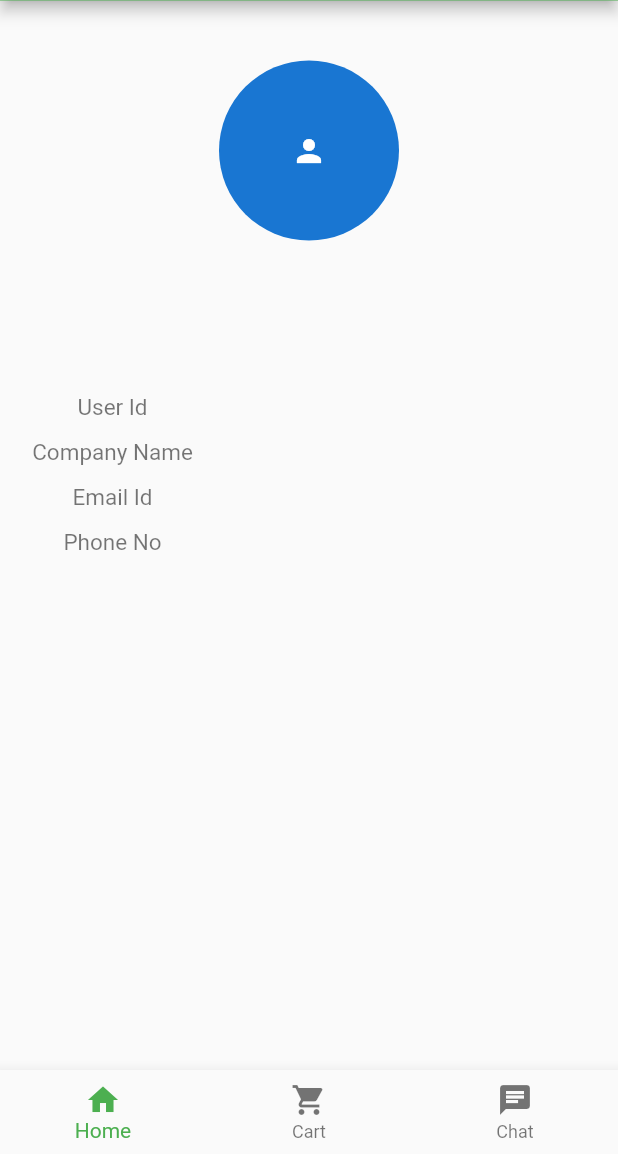
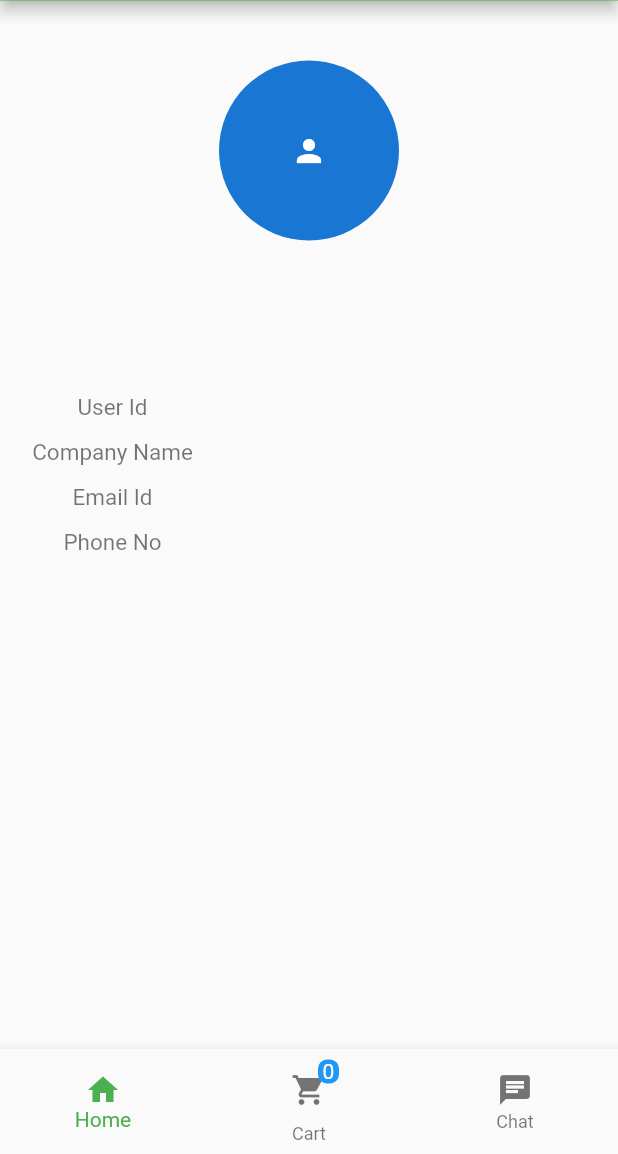
Before and after one commit to Ramya-B/Flutter-Mobile-App, a Flutter app: the CustomDrawer screen opened directly, after a tap on "Profile", on a phone screen of 412 x 824 dp, the part 82-1236 px from its top. Run offline on Flutter 3.47's test engine with Material 2 defaults, Android fonts, the phone set to English and light mode, and no system bars; our stand-ins replace shared_preferences; missing offline and left inert: mongo_dart; accounts and stored records are empty.

```diff
--- a/mobile_samples/lib/components/CustomBottomNavigationBar.dart
+++ b/mobile_samples/lib/components/CustomBottomNavigationBar.dart
@@ -5,23 +5,46 @@ import 'package:tradeleaves/components/chat/chat.dart';
 import 'package:tradeleaves/components/products/ProductsList.dart';
 import 'package:tradeleaves/components/CustomDrawer.dart';
 import 'package:tradeleaves/components/CustomAppBar.dart';
+import 'package:mongo_dart/mongo_dart.dart' show Db, DbCollection;
 
 class CustomNavBar extends StatefulWidget {
-  final selectedIndex ;
+  final selectedIndex;
+
   CustomNavBar({this.selectedIndex});
-  CustomNavBar getSelectedIndex(){
+
+  CustomNavBar getSelectedIndex() {
     return this.selectedIndex;
   }
+
   @override
   _CustomNavBarState createState() => _CustomNavBarState();
 }
 
 class _CustomNavBarState extends State<CustomNavBar> {
   int selectedIndex;
+  var cartItems = [];
+  var items;
+
+  getCartItems() async {
+    Db db = new Db("mongodb://192.168.241.214:27017/tlapp");
+    DbCollection coll;
+    await db.open();
+    print('fav records called..');
+    coll = db.collection("products");
+    await coll.find({'isCarted': true}).forEach((v) => this.cartItems.add(v));
+    setState(() {
+      this.items = this.cartItems.length;
+    });
+    print("cartItems...");
+    print(this.cartItems);
+    db.close();
+  }
+
   @override
-  // ignore: must_call_super
-  initState() {
+  void initState() {
+    getCartItems();
     selectedIndex = widget.selectedIndex;
+    super.initState();
   }
 
   void _onItemTapped(int index) {
@@ -33,12 +56,11 @@ class _CustomNavBarState extends State<CustomNavBar> {
               builder: (context) => new Scaffold(
                     appBar: CustomToolBar(),
                     body: Container(
-                    child: Products(category: 'all') ,
+                      child: Products(category: 'all'),
                     ),
                     bottomNavigationBar: CustomNavBar(selectedIndex: 0),
                     drawer: CustomDrawer(),
                   )));
-
         }
         break;
       case 1:
@@ -77,7 +99,7 @@ class _CustomNavBarState extends State<CustomNavBar> {
               builder: (context) => new Scaffold(
                     appBar: CustomToolBar(),
                     body: Container(
-                  child: Products(category: 'all') ,
+                      child: Products(category: 'all'),
                     ),
                     bottomNavigationBar: CustomNavBar(selectedIndex: 0),
                     drawer: CustomDrawer(),
@@ -90,14 +112,46 @@ class _CustomNavBarState extends State<CustomNavBar> {
     });
   }
 
-
   @override
   Widget build(BuildContext context) {
     return BottomNavigationBar(
       items: [
         BottomNavigationBarItem(icon: Icon(Icons.home), title: Text('Home')),
         BottomNavigationBarItem(
-            icon: Icon(Icons.shopping_cart), title: Text('Cart')),
+//            icon: Icon(Icons.shopping_cart), title: Text('Cart')),
+          title: new Text('Cart'),
+          icon: new Stack(children: <Widget>[
+            new Container(
+              child:  new Icon(Icons.shopping_cart),
+              height: 40,
+              width: 40,
+            ),
+            new Positioned(
+              // draw a red marble
+              top: 0.0,
+              right: 0.0,
+              child: new Container(
+//                padding: EdgeInsets.all(2),
+                decoration: new BoxDecoration(
+                  color: Colors.blue,
+                  borderRadius: BorderRadius.circular(6),
+                ),
+                constraints: BoxConstraints(
+                  minWidth: 14,
+                  minHeight: 14,
+                ),
+                child: Text(
+                  this.items.toString(),
+                  style: TextStyle(
+                    color: Colors.white,
+                    fontSize: 14,
+                  ),
+                  textAlign: TextAlign.center,
+                ),
+              ),
+            )
+          ]),
+        ),
         BottomNavigationBarItem(icon: Icon(Icons.chat), title: Text('Chat')),
       ],
       currentIndex: selectedIndex,
--- a/mobile_samples/lib/components/search/search.dart
+++ b/mobile_samples/lib/components/search/search.dart
@@ -1,6 +1,6 @@
 import 'package:flutter/cupertino.dart';
 import 'package:flutter/material.dart';
-import 'package:mongo_dart/mongo_dart.dart' show Db, DbCollection;
+import 'package:mongo_dart/mongo_dart.dart' show Db, DbCollection, where;
 import 'package:tradeleaves/components/CustomAppBar.dart';
 import 'package:tradeleaves/components/CustomBottomNavigationBar.dart';
 import 'package:tradeleaves/components/products/ProductsList.dart';
@@ -23,7 +23,8 @@ class _SearchItemsState extends State<SearchItems> {
     await db.open();
     print('keyword is' + this.keyword);
     coll = db.collection("products");
-   await coll.find({"productName" : this.keyword }).forEach((v) => prodList.add(v));
+  //   await coll.find({"productName" : this.keyword }).forEach((v) => prodList.add(v));
+    await coll.find(where.match('productName',this.keyword )).forEach((v) => prodList.add(v));
     setState(() {
       this.prodList = prodList;
       this.showList = true;
```
Also changed, not shown: mobile_samples/lib/components/products/ProductsList.dart (+42 -10 lines), mobile_samples/pubspec.yaml (+5 -2 lines), mobile_samples/lib/main.dart (line endings or trailing spaces), mobile_samples/pubspec.lock, 1 other file. Lines whose indentation alone changed are shown as unchanged.
